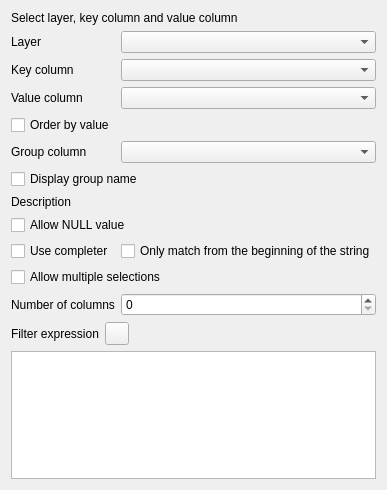
This is src/ui/editorwidgets/qgsvaluerelationconfigdlgbase.ui in qgis/QGIS as Qt 5 draws it before an edit. The edited form follows.
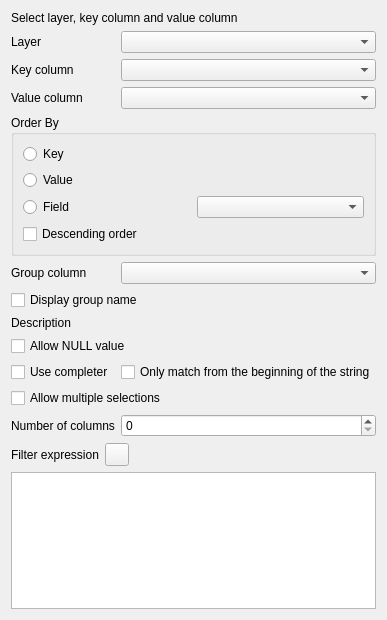
This is the edited form. Icons and pictures are not drawn. Custom widgets are drawn as their Qt base class.

Commit message:
[forms][feature] Value relation: more options for sorting (#59404)
Implements a few newsorting options for the value relation widget:

- reverse order
- order by a specific field

the default behavior is unchanged (Key).

Fixes #54133

Funded by: Consorzio della Bonifica Renana

What changed in the file:
```diff
--- a/src/ui/editorwidgets/qgsvaluerelationconfigdlgbase.ui
+++ b/src/ui/editorwidgets/qgsvaluerelationconfigdlgbase.ui
@@ -6,15 +6,116 @@
    <rect>
     <x>0</x>
     <y>0</y>
-    <width>318</width>
-    <height>490</height>
+    <width>342</width>
+    <height>620</height>
    </rect>
   </property>
   <property name="windowTitle">
    <string notr="true">Form</string>
   </property>
   <layout class="QGridLayout" name="gridLayout" columnstretch="0,0">
-   <item row="14" column="0" colspan="2">
+   <item row="2" column="0">
+    <widget class="QLabel" name="label_6">
+     <property name="text">
+      <string>Key column</string>
+     </property>
+     <property name="buddy">
+      <cstring>mKeyColumn</cstring>
+     </property>
+    </widget>
+   </item>
+   <item row="14" column="0">
+    <widget class="QCheckBox" name="mUseCompleter">
+     <property name="text">
+      <string>Use completer</string>
+     </property>
+    </widget>
+   </item>
+   <item row="10" column="0">
+    <widget class="QLabel" name="label">
+     <property name="text">
+      <string>Description</string>
+     </property>
+    </widget>
+   </item>
+   <item row="16" column="1">
+    <widget class="QgsSpinBox" name="mNofColumns">
+     <property name="sizePolicy">
+      <sizepolicy hsizetype="Expanding" vsizetype="Preferred">
+       <horstretch>1</horstretch>
+       <verstretch>0</verstretch>
+      </sizepolicy>
+     </property>
+    </widget>
+   </item>
+   <item row="8" column="0">
+    <widget class="QLabel" name="label_9">
+     <property name="text">
+      <string>Group column</string>
+     </property>
+     <property name="buddy">
+      <cstring>mGroupColumn</cstring>
+     </property>
+    </widget>
+   </item>
+   <item row="20" column="0" colspan="2">
+    <widget class="QTextEdit" name="mFilterExpression"/>
+   </item>
+   <item row="1" column="1">
+    <widget class="QgsMapLayerComboBox" name="mLayerName"/>
+   </item>
+   <item row="2" column="1">
+    <widget class="QgsFieldComboBox" name="mKeyColumn"/>
+   </item>
+   <item row="0" column="0" colspan="2">
+    <widget class="QLabel" name="label_8">
+     <property name="text">
+      <string>Select layer, key column and value column</string>
+     </property>
+    </widget>
+   </item>
+   <item row="15" column="0" colspan="2">
+    <widget class="QCheckBox" name="mAllowMulti">
+     <property name="text">
+      <string>Allow multiple selections</string>
+     </property>
+    </widget>
+   </item>
+   <item row="1" column="0">
+    <widget class="QLabel" name="label_5">
+     <property name="text">
+      <string>Layer</string>
+     </property>
+     <property name="buddy">
+      <cstring>mLayerName</cstring>
+     </property>
+    </widget>
+   </item>
+   <item row="11" column="0" colspan="2">
+    <widget class="QCheckBox" name="mAllowNull">
+     <property name="text">
+      <string>Allow NULL value</string>
+     </property>
+    </widget>
+   </item>
+   <item row="3" column="0">
+    <widget class="QLabel" name="label_7">
+     <property name="text">
+      <string>Value column</string>
+     </property>
+     <property name="buddy">
+      <cstring>mValueColumn</cstring>
+     </property>
+    </widget>
+   </item>
+   <item row="14" column="1">
+    <widget class="QCheckBox" name="mCompleterMatchFromStart">
+     <property name="text">
+      <string>Only match from the beginning of the string</string>
+     </property>
+    </widget>
+   </item>
+   <item row="17" column="0" colspan="2">
     <layout class="QHBoxLayout" name="horizontalLayout">
      <item>
       <widget class="QLabel" name="label_19">
@@ -52,137 +153,85 @@
      </item>
     </layout>
    </item>
-   <item row="13" column="0">
-    <widget class="QLabel" name="label_nofColumns">
-     <property name="text">
-      <string>Number of columns</string>
-     </property>
-    </widget>
-   </item>
-   <item row="17" column="0" colspan="2">
-    <widget class="QTextEdit" name="mFilterExpression"/>
-   </item>
-   <item row="0" column="0" colspan="2">
-    <widget class="QLabel" name="label_8">
-     <property name="text">
-      <string>Select layer, key column and value column</string>
-     </property>
-    </widget>
-   </item>
-   <item row="1" column="0">
-    <widget class="QLabel" name="label_5">
-     <property name="text">
-      <string>Layer</string>
-     </property>
-     <property name="buddy">
-      <cstring>mLayerName</cstring>
-     </property>
-    </widget>
-   </item>
-   <item row="3" column="1">
-    <widget class="QgsFieldComboBox" name="mValueColumn"/>
-   </item>
-   <item row="4" column="0" colspan="2">
-    <widget class="QCheckBox" name="mOrderByValue">
-     <property name="text">
-      <string>Order by value</string>
-     </property>
-    </widget>
-   </item>
-   <item row="1" column="1">
-    <widget class="QgsMapLayerComboBox" name="mLayerName"/>
-   </item>
-   <item row="12" column="0" colspan="2">
-    <widget class="QCheckBox" name="mAllowMulti">
-     <property name="text">
-      <string>Allow multiple selections</string>
-     </property>
-    </widget>
-   </item>
-   <item row="8" column="0" colspan="2">
-    <widget class="QCheckBox" name="mAllowNull">
-     <property name="text">
-      <string>Allow NULL value</string>
-     </property>
-    </widget>
-   </item>
-   <item row="11" column="0">
-    <widget class="QCheckBox" name="mUseCompleter">
-     <property name="text">
-      <string>Use completer</string>
-     </property>
-    </widget>
-   </item>
-   <item row="11" column="1">
-    <widget class="QCheckBox" name="mCompleterMatchFromStart">
-     <property name="text">
-      <string>Only match from the beginning of the string</string>
-     </property>
-    </widget>
-   </item>
-   <item row="2" column="0">
-    <widget class="QLabel" name="label_6">
-     <property name="text">
-      <string>Key column</string>
-     </property>
-     <property name="buddy">
-      <cstring>mKeyColumn</cstring>
-     </property>
-    </widget>
-   </item>
-   <item row="13" column="1">
-    <widget class="QgsSpinBox" name="mNofColumns">
-     <property name="sizePolicy">
-      <sizepolicy hsizetype="Expanding" vsizetype="Preferred">
-       <horstretch>1</horstretch>
-       <verstretch>0</verstretch>
-      </sizepolicy>
-     </property>
-    </widget>
-   </item>
-   <item row="2" column="1">
-    <widget class="QgsFieldComboBox" name="mKeyColumn"/>
-   </item>
-   <item row="3" column="0">
-    <widget class="QLabel" name="label_7">
-     <property name="text">
-      <string>Value column</string>
-     </property>
-     <property name="buddy">
-      <cstring>mValueColumn</cstring>
-     </property>
-    </widget>
-   </item>
-   <item row="5" column="0">
-    <widget class="QLabel" name="label_9">
-     <property name="text">
-      <string>Group column</string>
-     </property>
-     <property name="buddy">
-      <cstring>mGroupColumn</cstring>
-     </property>
-    </widget>
-   </item>
-   <item row="5" column="1">
+   <item row="8" column="1">
     <widget class="QgsFieldComboBox" name="mGroupColumn"/>
    </item>
-   <item row="6" column="0" colspan="2">
+   <item row="9" column="0" colspan="2">
     <widget class="QCheckBox" name="mDisplayGroupName">
      <property name="text">
       <string>Display group name</string>
      </property>
     </widget>
    </item>
-   <item row="7" column="0">
-    <widget class="QLabel" name="label">
+   <item row="3" column="1">
+    <widget class="QgsFieldComboBox" name="mValueColumn"/>
+   </item>
+   <item row="16" column="0">
+    <widget class="QLabel" name="label_nofColumns">
      <property name="text">
-      <string>Description</string>
+      <string>Number of columns</string>
      </property>
     </widget>
    </item>
-   <item row="7" column="1">
+   <item row="10" column="1">
     <widget class="QgsFieldExpressionWidget" name="mDescriptionExpression" native="true"/>
    </item>
+   <item row="4" column="0" rowspan="2" colspan="2">
+    <widget class="QgsCollapsibleGroupBox" name="mOrderByGroupBox">
+     <property name="title">
+      <string>Order By</string>
+     </property>
+     <layout class="QVBoxLayout" name="verticalLayout">
+      <item>
+       <widget class="QRadioButton" name="mOrderByKey">
+        <property name="toolTip">
+         <string>Use the values in the key column for sorting</string>
+        </property>
+        <property name="text">
+         <string>Key</string>
+        </property>
+       </widget>
+      </item>
+      <item>
+       <widget class="QRadioButton" name="mOrderByValue">
+        <property name="toolTip">
+         <string>Use the values in the value column for sorting</string>
+        </property>
+        <property name="text">
+         <string>Value</string>
+        </property>
+       </widget>
+      </item>
+      <item>
+       <layout class="QHBoxLayout" name="horizontalLayout_2">
+        <item>
+         <widget class="QRadioButton" name="mOrderByField">
+          <property name="toolTip">
+           <string>Use the values from a specific field for sorting</string>
+          </property>
+          <property name="text">
+           <string>Field</string>
+          </property>
+         </widget>
+        </item>
+        <item>
+         <widget class="QgsFieldComboBox" name="mOrderByFieldName"/>
+        </item>
+       </layout>
+      </item>
+      <item>
+       <widget class="QCheckBox" name="mOrderByDescending">
+        <property name="toolTip">
+         <string>Reverse the sorting</string>
+        </property>
+        <property name="text">
+         <string>Descending order</string>
+        </property>
+       </widget>
+      </item>
+     </layout>
+    </widget>
+   </item>
   </layout>
  </widget>
  <customwidgets>
@@ -207,6 +256,12 @@
    <extends>QComboBox</extends>
    <header>qgsmaplayercombobox.h</header>
   </customwidget>
+  <customwidget>
+   <class>QgsCollapsibleGroupBox</class>
+   <extends>QGroupBox</extends>
+   <header>qgscollapsiblegroupbox.h</header>
+   <container>1</container>
+  </customwidget>
  </customwidgets>
  <tabstops>
   <tabstop>mLayerName</tabstop>
```
Left out of the diff: 7 changed lines with no effect on the pictures. The commit also changes 3 other files.
